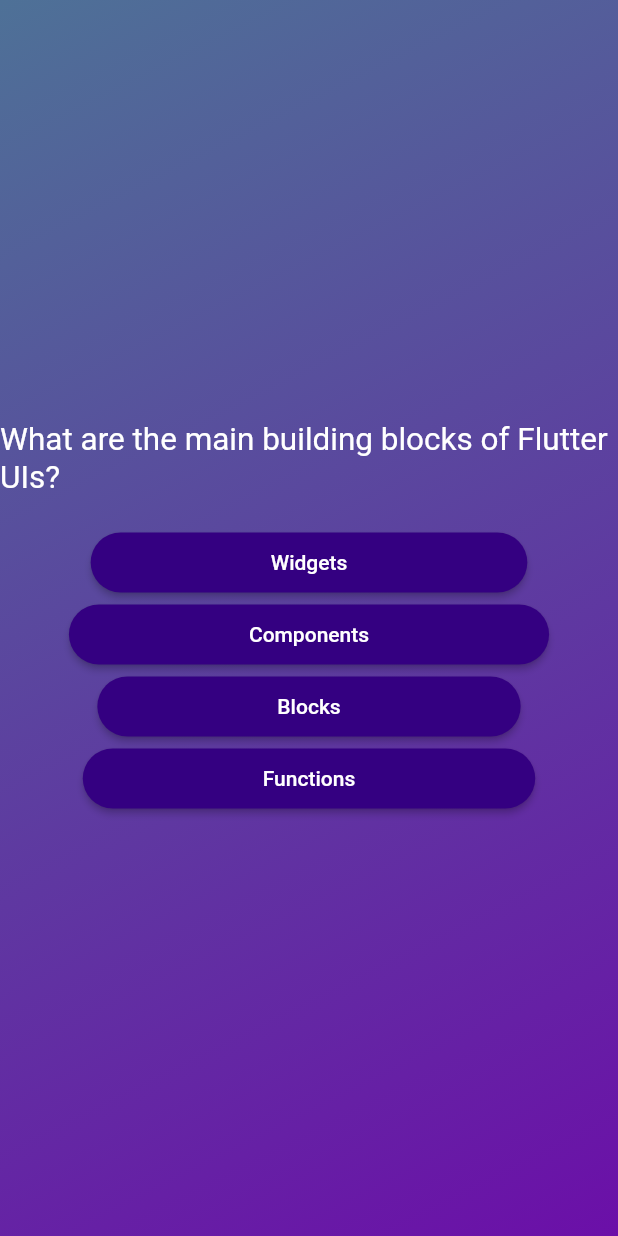
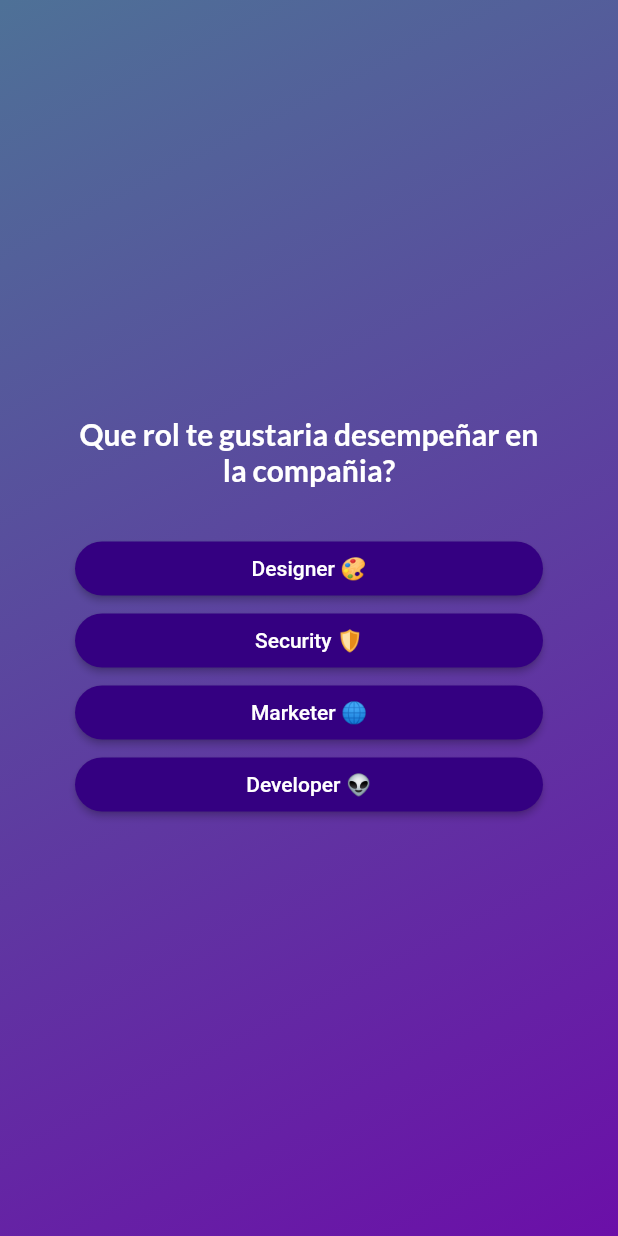
Before and after one commit to bastndev/Flutter_Quiz-App, a Flutter app: the screen it shows after launch, after a tap on "Start Quiz", on a phone screen of 412 x 824 dp. Run offline on Flutter 3.47's test engine with Material 2 defaults, Android fonts, the phone set to English and light mode, and no system bars; our stand-ins replace google_fonts.

```diff
--- a/lib/answer_button.dart
+++ b/lib/answer_button.dart
@@ -15,17 +15,12 @@ class AnswerButton extends StatelessWidget {
     return ElevatedButton(
       onPressed: onTap,
       style: ElevatedButton.styleFrom(
-          padding: const EdgeInsets.symmetric(
-            horizontal: 120,
-            vertical: 12
-            // vertical: 10,
-          ),
           backgroundColor: const Color.fromARGB(255, 52, 0, 129),
           foregroundColor: Colors.white,
           shape: RoundedRectangleBorder(
             borderRadius: BorderRadius.circular(40),
           )),
-      child: Text(answerText),
+      child: Text(answerText, textAlign: TextAlign.center,),
     );
   }
 }
--- a/lib/data/question.dart
+++ b/lib/data/question.dart
@@ -2,12 +2,12 @@ import 'package:adv_basics/models/quiz_question.dart';
 
 const questions = [
   QuizQuestion(
-    'What are the main building blocks of Flutter UIs?',
+    'Que rol te gustaria desempeñar en la compañia?',
     [
-      'Widgets',
-      'Components',
-      'Blocks',
-      'Functions',
+      'Developer 👽',
+      'Designer 🎨',
+      'Marketer 🌐',
+      'Security 🛡️',
     ],
   ),
   QuizQuestion('How are Flutter UIs built?', [
--- a/lib/models/quiz_question.dart
+++ b/lib/models/quiz_question.dart
@@ -3,4 +3,10 @@ class QuizQuestion {
 
   final String text;
   final List<String> answers;
+
+  List<String> getShuffledAnswers(){
+    final shuffledList = List.of(answers);
+    shuffledList.shuffle();
+    return shuffledList;
+  }
 }
--- a/lib/questions_screen.dart
+++ b/lib/questions_screen.dart
@@ -1,37 +1,60 @@
 import 'package:flutter/material.dart';
 
+import 'package:google_fonts/google_fonts.dart';
 import 'package:adv_basics/answer_button.dart';
 import 'package:adv_basics/data/question.dart';
 
 class QuestionsScreen extends StatefulWidget {
-  const QuestionsScreen({super.key});
+  const QuestionsScreen({super.key, required this.onSelectAnswer});
+
+  final void Function(String answer) onSelectAnswer;
 
   @override
   State<QuestionsScreen> createState() => _QuestionsScreenState();
 }
 
 class _QuestionsScreenState extends State<QuestionsScreen> {
+  var currentQuestionIndex = 0;
+
+  void answerQuestion(String selectedAnswer) {
+    widget.onSelectAnswer(selectedAnswer);
+    // currentQuestionIndex += 1;
+    setState(() {
+      currentQuestionIndex++;
+    });
+  }
+
   @override
   Widget build(BuildContext context) {
-    final currentQuestion = questions[0];
+    final currentQuestion = questions[currentQuestionIndex];
 
     return SizedBox(
       width: double.infinity,
+      child: Container(
+        padding: const EdgeInsets.all(50),
         child: Column(
           mainAxisAlignment: MainAxisAlignment.center,
+          crossAxisAlignment: CrossAxisAlignment.stretch,
           children: [
             Text(
               currentQuestion.text,
-            style: const TextStyle(
-              fontSize: 21,
+              style: GoogleFonts.lato(
                   color: Colors.white,
+                  fontSize: 20,
+                  fontWeight: FontWeight.bold),
+              textAlign: TextAlign.center,
             ),
-          ),
-          const SizedBox(height: 20),
-          ...currentQuestion.answers.map((answer) {
-            return AnswerButton(answerText: answer, onTap: () {});
+            const SizedBox(height: 30),
+            ...currentQuestion.getShuffledAnswers().map((answer) {
+              return AnswerButton(
+                answerText: answer,
+                onTap: () {
+                  answerQuestion(answer);
+                },
+              );
             })
           ],
+        ),
       ),
     );
   }
--- a/lib/quiz.dart
+++ b/lib/quiz.dart
@@ -1,7 +1,9 @@
+import 'package:adv_basics/data/question.dart';
 import 'package:flutter/material.dart';
 
 import 'package:adv_basics/questions_screen.dart';
 import 'package:adv_basics/start_screen.dart';
+import 'package:adv_basics/results_screen.dart';
 
 class Quiz extends StatefulWidget {
   const Quiz({super.key});
@@ -13,6 +15,7 @@ class Quiz extends StatefulWidget {
 }
 
 class _QuizState extends State<Quiz> {
+  List<String> selectedAnswers = [];
   var activeScreen = 'start_screen';
 
   void switchScreen() {
@@ -21,12 +24,29 @@ class _QuizState extends State<Quiz> {
     });
   }
 
+  void chooseAnswer(String answer) {
+    selectedAnswers.add(answer);
+
+    if (selectedAnswers.length == questions.length){
+      setState(() {
+        selectedAnswers = [];
+        activeScreen = 'results-screen';
+      });
+    }
+  }
+
   @override
   Widget build(context) {
     Widget screenWidget = StartScreen(switchScreen);
 
-    if ( activeScreen == 'questions_screen') {
-      screenWidget = const  QuestionsScreen();
+    if (activeScreen == 'questions_screen') {
+      screenWidget = QuestionsScreen(
+        onSelectAnswer: chooseAnswer,
+      );
+    }
+
+    if (activeScreen == 'results-screen'){
+      screenWidget = const ResultsScreen();
     }
 
     return MaterialApp(
--- a/lib/start_screen.dart
+++ b/lib/start_screen.dart
@@ -1,4 +1,5 @@
 import 'package:flutter/material.dart';
+import 'package:google_fonts/google_fonts.dart';
 
 class StartScreen extends StatelessWidget {
   const StartScreen(this.startQuiz, {super.key});
@@ -16,20 +17,12 @@ class StartScreen extends StatelessWidget {
             width: 350,
             color: const Color.fromARGB(150, 255, 255, 255),
           ),
-
-          // Opacity(
-          //   opacity: 0.5,
-          //   child: Image.asset(
-          //     'assets/images/quiz-logo.png',
-          //     width: 350,
-          //   ),
-          // ),
           const SizedBox(height: 80),
-          const Text(
-            'Learn Flutter the fun way!!',
-            style: TextStyle(
+          Text(
+            'Welcome to Flutter question!!',
+            style: GoogleFonts.shadowsIntoLight(
               color: Colors.white,
-              fontSize: 25,
+              fontSize: 30,
             ),
           ),
           const SizedBox(height: 20),
--- a/pubspec.yaml
+++ b/pubspec.yaml
@@ -35,6 +35,7 @@ dependencies:
   # The following adds the Cupertino Icons font to your application.
   # Use with the CupertinoIcons class for iOS style icons.
   cupertino_icons: ^1.0.2
+  google_fonts: ^4.0.4
 
 dev_dependencies:
   flutter_test:
```
Also changed, not shown: lib/results_screen.dart (added, +28 -0 lines), pubspec.lock, 2 other files. Lines whose indentation alone changed are shown as unchanged.
